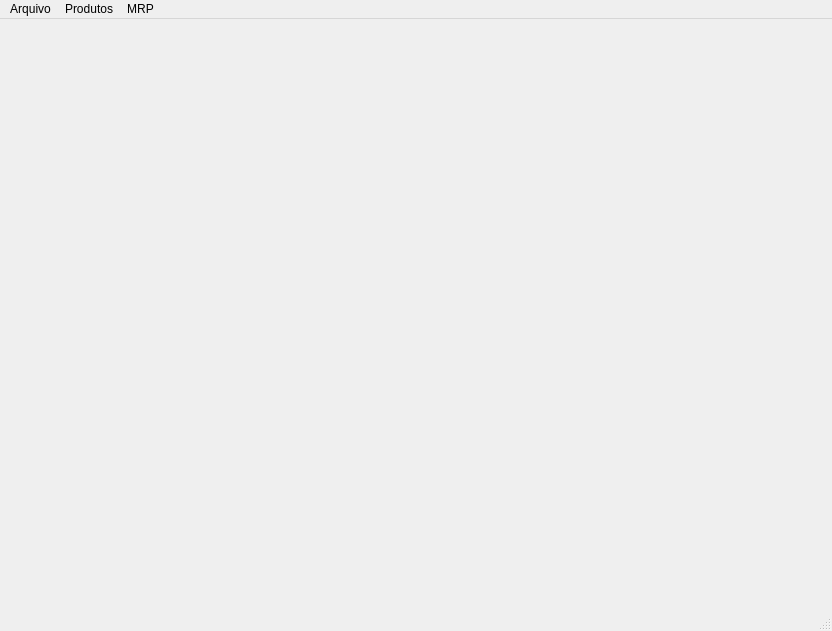
Before: the Qt Designer form main.ui in gustavo-moura/MRPSystem, drawn with Qt 5.
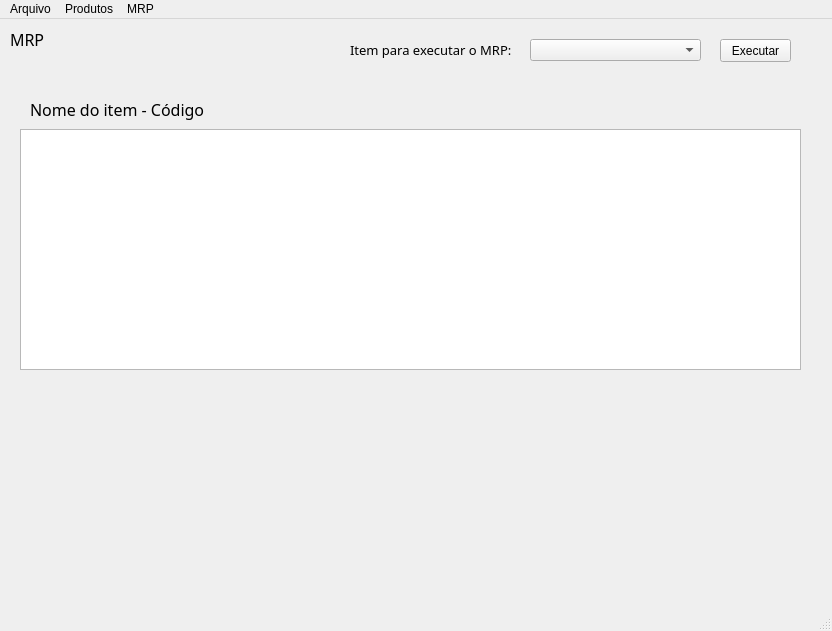
After: the same form once the commit is applied.

Commit message: Interface melhorada, código comentado

What changed in the file:
```diff
--- a/main.ui
+++ b/main.ui
@@ -374,7 +374,98 @@
       </property>
      </widget>
     </widget>
-    <widget class="QWidget" name="page_MRP"/>
+    <widget class="QWidget" name="page_MRP">
+     <widget class="QLabel" name="label_10">
+      <property name="geometry">
+       <rect>
+        <x>10</x>
+        <y>10</y>
+        <width>171</width>
+        <height>21</height>
+       </rect>
+      </property>
+      <property name="font">
+       <font>
+        <family>Century Gothic</family>
+        <pointsize>12</pointsize>
+       </font>
+      </property>
+      <property name="text">
+       <string>MRP</string>
+      </property>
+     </widget>
+     <widget class="QTableWidget" name="tableWidget">
+      <property name="geometry">
+       <rect>
+        <x>20</x>
+        <y>110</y>
+        <width>781</width>
+        <height>241</height>
+       </rect>
+      </property>
+     </widget>
+     <widget class="QLabel" name="lb_item_MRP">
+      <property name="geometry">
+       <rect>
+        <x>30</x>
+        <y>80</y>
+        <width>761</width>
+        <height>21</height>
+       </rect>
+      </property>
+      <property name="font">
+       <font>
+        <family>Century Gothic</family>
+        <pointsize>12</pointsize>
+       </font>
+      </property>
+      <property name="text">
+       <string>Nome do item - Código</string>
+      </property>
+     </widget>
+     <widget class="QLabel" name="label_11">
+      <property name="geometry">
+       <rect>
+        <x>350</x>
+        <y>20</y>
+        <width>191</width>
+        <height>21</height>
+       </rect>
+      </property>
+      <property name="font">
+       <font>
+        <family>Century Gothic</family>
+        <pointsize>10</pointsize>
+       </font>
+      </property>
+      <property name="text">
+       <string>Item para executar o MRP:</string>
+      </property>
+     </widget>
+     <widget class="QComboBox" name="combo_MRP">
+      <property name="geometry">
+       <rect>
+        <x>530</x>
+        <y>20</y>
+        <width>171</width>
+        <height>22</height>
+       </rect>
+      </property>
+     </widget>
+     <widget class="QPushButton" name="btn_executar">
+      <property name="geometry">
+       <rect>
+        <x>720</x>
+        <y>20</y>
+        <width>71</width>
+        <height>23</height>
+       </rect>
+      </property>
+      <property name="text">
+       <string>Executar</string>
+      </property>
+     </widget>
+    </widget>
    </widget>
   </widget>
   <widget class="QMenuBar" name="menubar">
```
Left out of the diff: 2 changed lines with no effect on the pictures. The commit also changes 2 other files.
